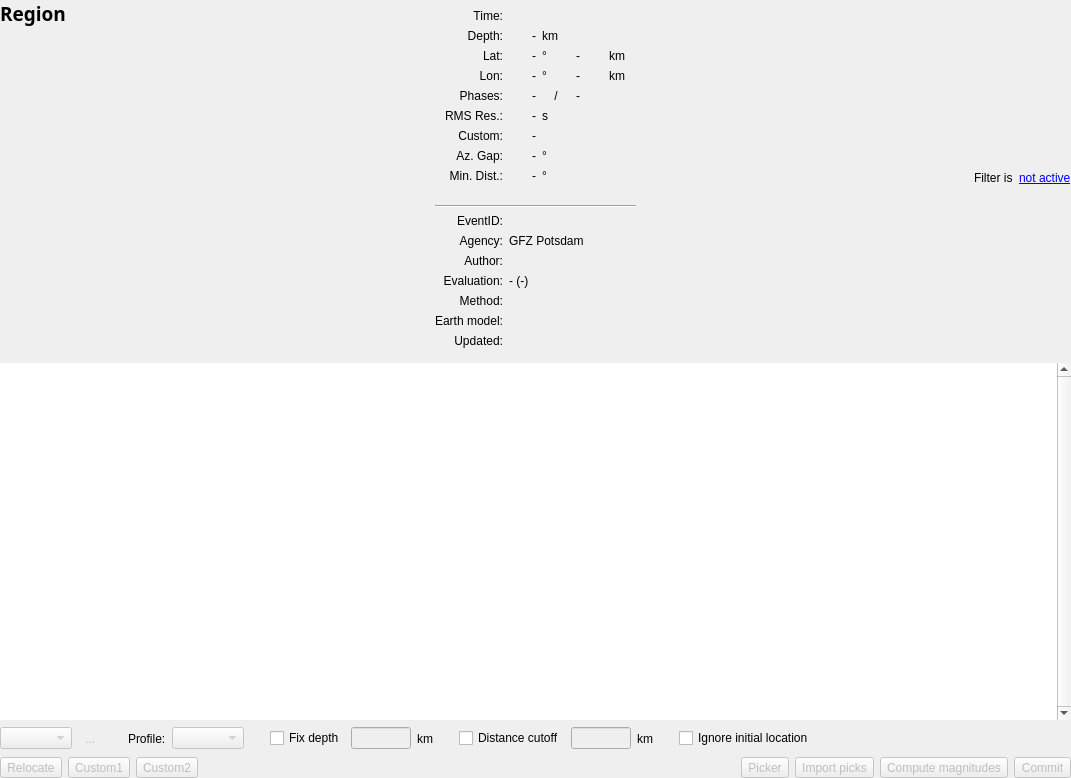
First picture: the form in src/gui-qt4/libs/seiscomp3/gui/datamodel/originlocatorview.ui, repository SeisComP/common, before the edit.
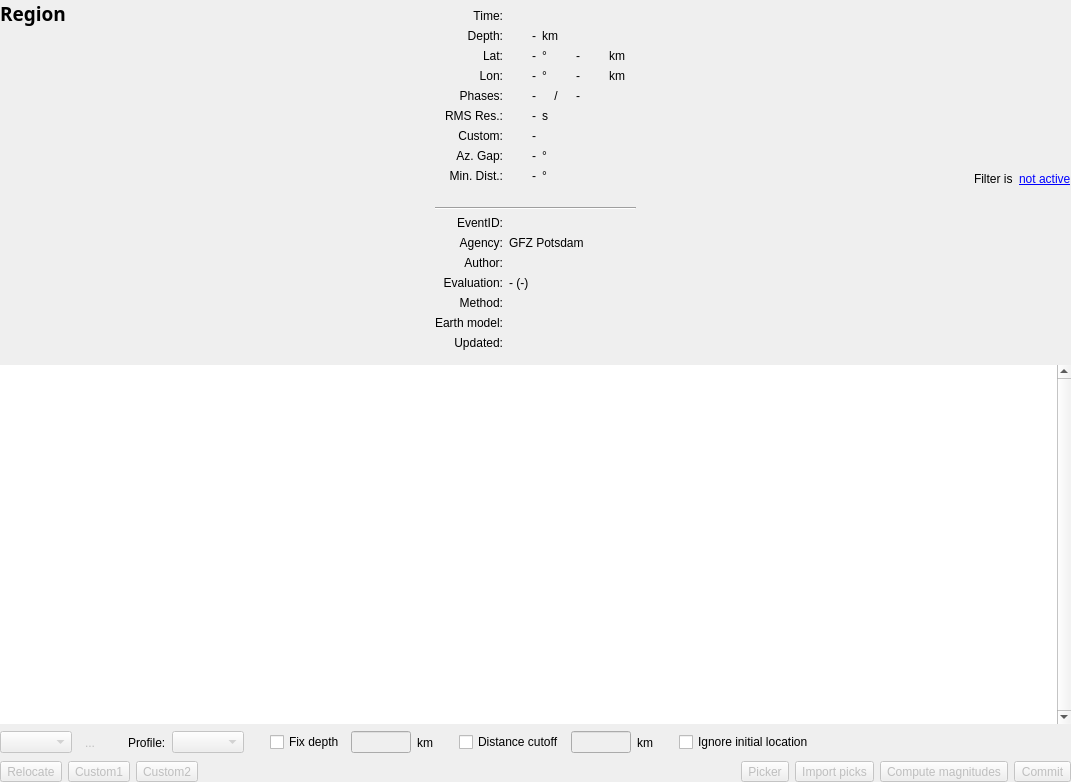
Second picture: the form after the edit. Icons and pictures are not drawn.

What changed in the file:
```diff
--- a/src/gui-qt4/libs/seiscomp3/gui/datamodel/originlocatorview.ui
+++ b/src/gui-qt4/libs/seiscomp3/gui/datamodel/originlocatorview.ui
@@ -9,7 +9,7 @@
     <x>0</x>
     <y>0</y>
     <width>1071</width>
-    <height>778</height>
+    <height>782</height>
    </rect>
   </property>
   <property name="sizePolicy" >
```
Left out of the diff: 2 changed lines with no effect on the pictures.
